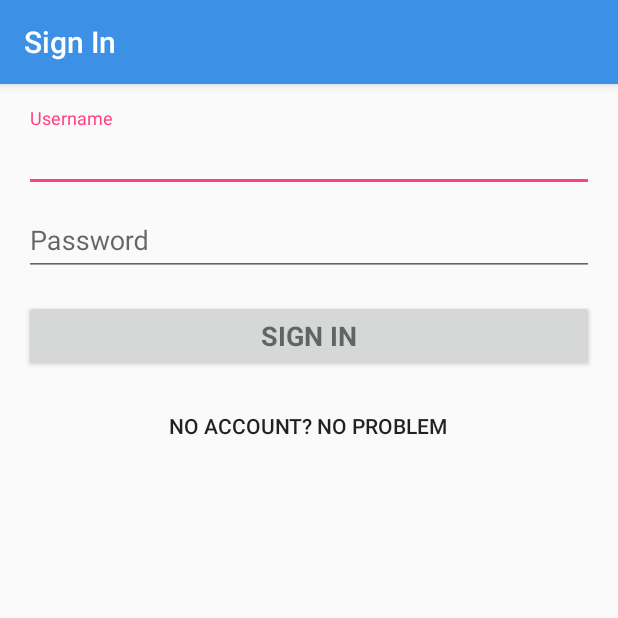
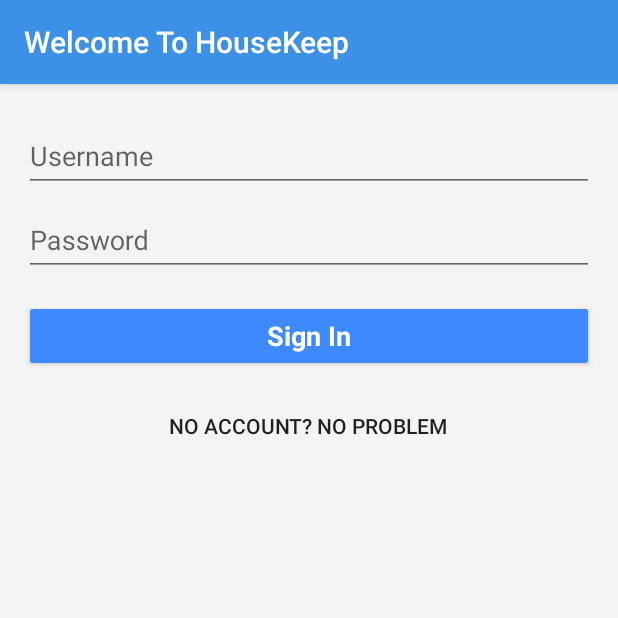
Before and after one commit to Mabrey/HouseKeep, an Android app: the screen it shows after launch (LoginActivity), on a phone screen of 412 x 824 dp, the top half of it. Run offline under Robolectric (Android 15) with nearby library versions, the phone set to English and light mode, and no system bars.

Commit message:
Removed keyboard and edit text focus at launch

```diff
--- a/app/src/main/AndroidManifest.xml
+++ b/app/src/main/AndroidManifest.xml
@@ -15,7 +15,9 @@
         android:supportsRtl="true"
         android:theme="@style/AppTheme">
         <activity
-            android:name=".LoginActivity">
+            android:name=".LoginActivity"
+            android:windowSoftInputMode="stateUnchanged">
+
         <intent-filter android:label="@string/app_name">
             <action android:name="android.intent.action.MAIN" />
 
--- a/app/src/main/java/matt/housekeep/LoginActivity.java
+++ b/app/src/main/java/matt/housekeep/LoginActivity.java
@@ -3,6 +3,7 @@ package matt.housekeep;
 import android.animation.Animator;
 import android.animation.AnimatorListenerAdapter;
 import android.annotation.TargetApi;
+import android.content.Context;
 import android.content.Intent;
 import android.content.pm.PackageManager;
 import android.support.annotation.NonNull;
@@ -23,11 +24,14 @@ import android.text.TextUtils;
 import android.view.KeyEvent;
 import android.view.View;
 import android.view.View.OnClickListener;
+import android.view.WindowManager;
 import android.view.inputmethod.EditorInfo;
+import android.view.inputmethod.InputMethodManager;
 import android.widget.ArrayAdapter;
 import android.widget.AutoCompleteTextView;
 import android.widget.Button;
 import android.widget.EditText;
+import android.widget.LinearLayout;
 import android.widget.TextView;
 
 import java.util.ArrayList;
@@ -67,7 +71,7 @@ public class LoginActivity extends AppCompatActivity implements LoaderCallbacks<
     protected void onCreate(Bundle savedInstanceState) {
         super.onCreate(savedInstanceState);
 
-        setTitle("Sign In");
+        setTitle("Welcome To HouseKeep");
 
         setContentView(R.layout.activity_login);
         // Set up the login form.
@@ -101,6 +105,16 @@ public class LoginActivity extends AppCompatActivity implements LoaderCallbacks<
             }
         });
 
+        //this is used to hide the keyboard when you select the background
+        final LinearLayout app_layer = (LinearLayout) findViewById(R.id.login_linear_layer);
+        app_layer.setOnClickListener(new View.OnClickListener(){
+            @Override
+            public void onClick(View v){
+                InputMethodManager imm = (InputMethodManager)getSystemService(Context.INPUT_METHOD_SERVICE);
+                imm.hideSoftInputFromWindow(app_layer.getWindowToken(), 0);
+            }
+        });
+
         /*
         Button signIn = (Button)findViewById(R.id.sign_in_button);
         newAccount.setOnClickListener(new OnClickListener(){
@@ -124,6 +138,11 @@ public class LoginActivity extends AppCompatActivity implements LoaderCallbacks<
      * If there are form errors (invalid email, missing fields, etc.), the
      * errors are presented and no actual login attempt is made.
      */
+
+
+
+
+
     private void attemptLogin() {
 
         startActivity(new Intent(LoginActivity.this, HomeActivity.class));
--- a/app/src/main/res/layout/activity_login.xml
+++ b/app/src/main/res/layout/activity_login.xml
@@ -1,10 +1,14 @@
 <?xml version="1.0" encoding="utf-8"?>
 <LinearLayout xmlns:android="http://schemas.android.com/apk/res/android"
     xmlns:tools="http://schemas.android.com/tools"
+    android:id="@+id/login_linear_layer"
     android:layout_width="match_parent"
     android:layout_height="match_parent"
     android:gravity="center_horizontal"
     android:orientation="vertical"
+    android:focusable="true"
+    android:focusableInTouchMode="true"
+    android:clickable="true"
     android:paddingBottom="@dimen/activity_vertical_margin"
     android:paddingLeft="@dimen/activity_horizontal_margin"
     android:paddingRight="@dimen/activity_horizontal_margin"
@@ -70,8 +74,11 @@
                 android:layout_width="match_parent"
                 android:layout_height="wrap_content"
                 android:layout_marginTop="16dp"
+                android:backgroundTint="@color/colorBlue"
                 android:baselineAligned="false"
                 android:text="@string/action_sign_in_short"
+                android:textAllCaps="false"
+                android:textColor="#FFFFFF"
                 android:textSize="18sp"
                 android:textStyle="bold" />
 
--- a/app/src/main/res/values/colors.xml
+++ b/app/src/main/res/values/colors.xml
@@ -1,11 +1,13 @@
 <?xml version="1.0" encoding="utf-8"?>
 <resources>
     <color name="colorPrimary">#3C91E6</color>
-    <color name="colorPrimaryDark">#303F9F</color>
+    <color name="colorPrimaryDark">#2b68a5</color>
     <color name="colorAccent">#FF4081</color>
     <color name="colorGray">#595959</color>
     <color name="colorTeal">#5EB1BF</color>
     <color name="colorPeach">#FCB07E</color>
-    <color name="colorWhiteish">#EAF2EF</color>
+    <color name="colorWhiteish">#F4F4F4</color>
+    <color name="colorBlue">#3f89ff</color>
+
 
 </resources>
--- a/app/src/main/res/values/strings.xml
+++ b/app/src/main/res/values/strings.xml
@@ -10,7 +10,7 @@
     <string name="prompt_username">Username</string>
     <string name="prompt_password">Password</string>
     <string name="action_sign_in">Sign in or register</string>
-    <string name="action_sign_in_short">Sign in</string>
+    <string name="action_sign_in_short">Sign In</string>
     <string name="error_invalid_email">This email address is invalid</string>
     <string name="error_invalid_password">This password is too short</string>
     <string name="error_incorrect_password">This password is incorrect</string>
--- a/app/src/main/res/values/styles.xml
+++ b/app/src/main/res/values/styles.xml
@@ -6,6 +6,8 @@
         <item name="colorPrimary">@color/colorPrimary</item>
         <item name="colorPrimaryDark">@color/colorPrimaryDark</item>
         <item name="colorAccent">@color/colorAccent</item>
+        <item name="android:windowBackground">@color/colorWhiteish</item>
+        <item name="android:button">@color/colorTeal</item>
     </style>
 
     <style name="AppTheme.NoActionBar">
```
